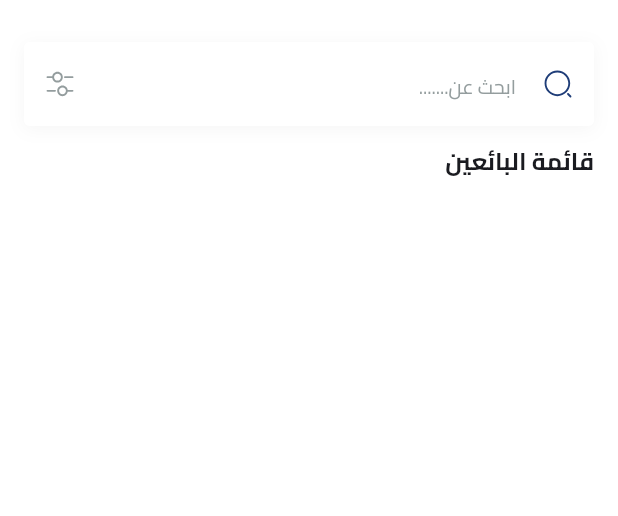
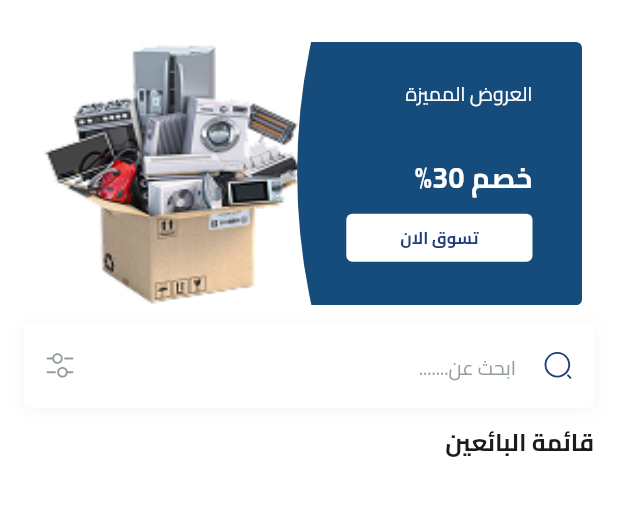
Before and after one commit to HanyMajed/JustMart, a Flutter app: the HomeView screen opened directly with empty values, on a phone screen of 412 x 824 dp, the part 114-630 px from its top. Run offline on Flutter 3.47's test engine with Material 3 defaults, Android fonts, the phone set to English and light mode, and no system bars; our stand-ins replace bloc, cloud_firestore, dartz, dots_indicator, firebase_auth, firebase_core and 7 more; accounts and stored records are empty; project files that could hold a hidden picture were left out.

Commit message:
FeaturedList added on home view  with ability to change (discount,title,image)

```diff
--- a/lib/features/home/presentation/views/widgets/featured_item.dart
+++ b/lib/features/home/presentation/views/widgets/featured_item.dart
@@ -5,8 +5,15 @@ import 'package:just_mart/features/home/presentation/views/widgets/featured_butt
 import 'package:flutter_svg_provider/flutter_svg_provider.dart' as svg;
 
 class FeaturedItem extends StatelessWidget {
-  const FeaturedItem({super.key});
-
+  const FeaturedItem({
+    super.key,
+    required this.imagePath,
+    required this.title,
+    required this.discount,
+  });
+  final String imagePath;
+  final String title;
+  final String discount;
   @override
   Widget build(BuildContext context) {
     var itemWidth = MediaQuery.sizeOf(context).width - 32;
@@ -24,7 +31,7 @@ class FeaturedItem extends StatelessWidget {
                 top: 0,
                 right: itemWidth * .4,
                 child: Image.asset(
-                  Assets.assetsImagesElectronicsTest,
+                  imagePath,
                   fit: BoxFit.fill,
                 ),
               ),
@@ -45,14 +52,14 @@ class FeaturedItem extends StatelessWidget {
                         height: 25,
                       ),
                       Text(
-                        'عروض العيد',
+                        title,
                         style: TextStyles.regular13.copyWith(
                           color: Colors.white,
                         ),
                       ),
                       const Spacer(),
                       Text(
-                        'خصم 25%',
+                        discount,
                         style: TextStyles.bold19.copyWith(
                           color: Colors.white,
                         ),
--- a/lib/features/home/presentation/views/widgets/featured_list.dart
+++ b/lib/features/home/presentation/views/widgets/featured_list.dart
@@ -1,20 +1,47 @@
 import 'package:flutter/material.dart';
+import 'package:just_mart/core/utils/app_images.dart';
 import 'package:just_mart/features/home/presentation/views/widgets/featured_item.dart';
 
 class FeaturedList extends StatelessWidget {
-  const FeaturedList({super.key});
+  final List<Map<String, String>> banners = [
+    {
+      'image': Assets.assetsImagesElectronicsTest,
+      'title': 'العروض المميزة',
+      'discount': 'خصم 30%',
+    },
+    {
+      'image': Assets.assetsImagesClothes,
+      'title': 'تنزيلات الصيف',
+      'discount': 'خصم 50%',
+    },
+    {
+      'image': Assets.assetsImagesShoes,
+      'title': 'عروض المنزل',
+      'discount': 'خصم 25%',
+    },
+    {
+      'image': Assets.assetsImagesStudying,
+      'title': 'عروض رياضية',
+      'discount': 'خصم 40%',
+    },
+  ];
+  FeaturedList({super.key});
 
   @override
   Widget build(BuildContext context) {
     return SingleChildScrollView(
       scrollDirection: Axis.horizontal,
       child: Row(
-        children: List.generate(4, (index) {
-          return const Padding(
-            padding: EdgeInsets.symmetric(horizontal: 8),
-            child: FeaturedItem(),
+        children: banners.map((banner) {
+          return Padding(
+            padding: const EdgeInsets.symmetric(horizontal: 8),
+            child: FeaturedItem(
+              imagePath: banner['image']!,
+              title: banner['title']!,
+              discount: banner['discount']!,
+            ),
           );
-        }),
+        }).toList(),
       ),
     );
   }
--- a/lib/features/home/presentation/views/widgets/home_view_body.dart
+++ b/lib/features/home/presentation/views/widgets/home_view_body.dart
@@ -19,7 +19,8 @@ import 'package:just_mart/features/vendor_mode/widgets/product_item_model.dart';
 import 'package:just_mart/features/vendor_mode/widgets/vendor_name_card.dart';
 
 class HomeViewBody extends StatefulWidget {
-  HomeViewBody({super.key, required this.signedUID, this.title = "كل المنتجات"});
+  HomeViewBody(
+      {super.key, required this.signedUID, this.title = "كل المنتجات"});
   final String signedUID;
   String title;
 
@@ -49,6 +50,8 @@ class _HomeViewBodyState extends State<HomeViewBody> {
                 const SizedBox(height: kTopPadding),
                 CustomHomeAppbar(signedUID: widget.signedUID),
                 const SizedBox(height: kTopPadding),
+                FeaturedList(),
+                const SizedBox(height: 12),
                 const SearchTextfield(),
                 const SizedBox(height: 12),
                 const Align(
```
